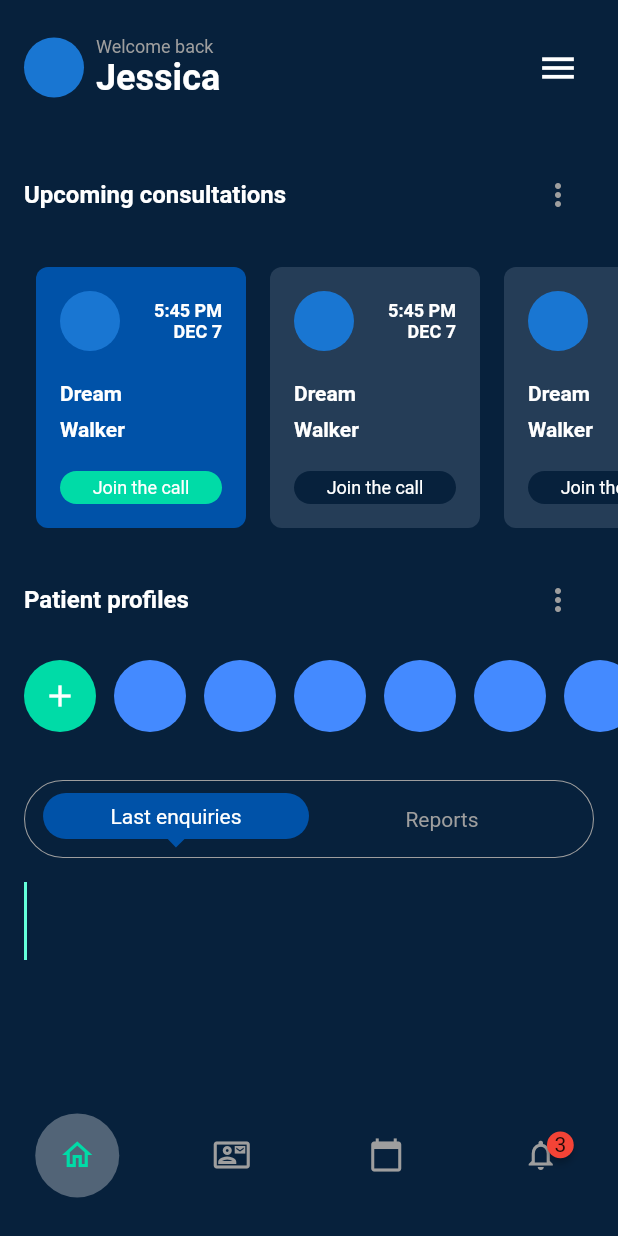
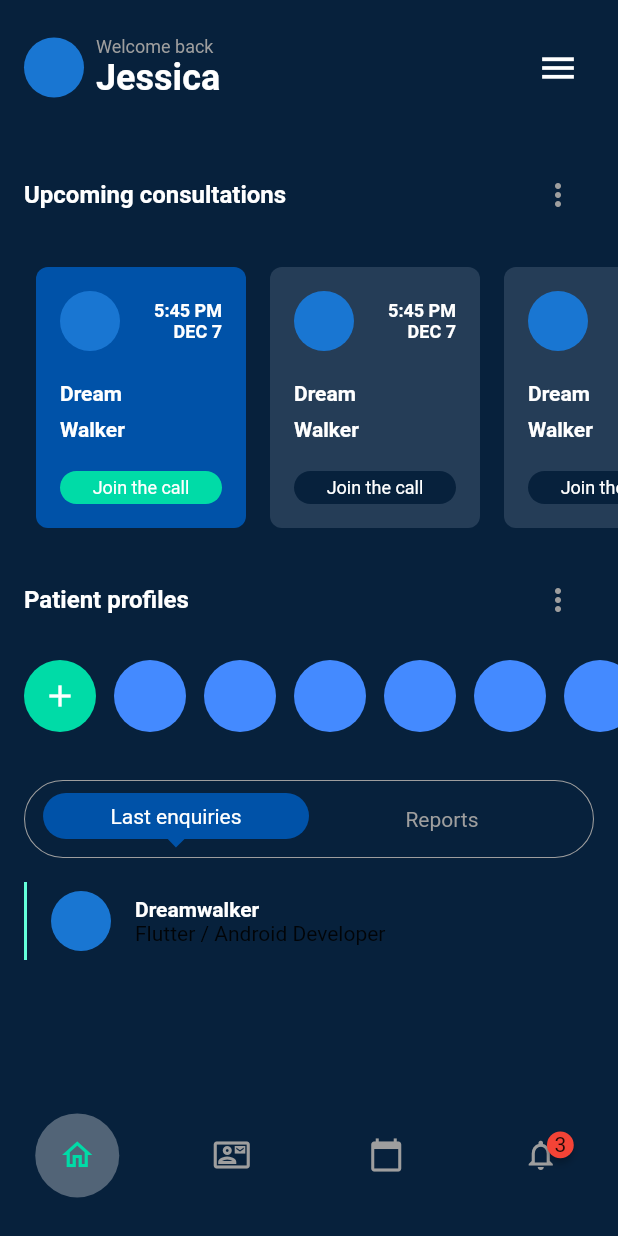
Before and after one commit to JAICHANGPARK/flutter_notebook_17th_story, a Flutter app: the MedicalMainPage screen opened directly, on a phone screen of 412 x 824 dp. Run offline on Flutter 3.47's test engine with Material 2 defaults, Android fonts, the phone set to English and light mode, and no system bars; drawn by our look-alikes of badges; our stand-ins replace cached_network_image, fl_chart, flutter_riverpod, freezed_annotation, ionicons, percent_indicator; network calls fail.

Commit message:
Update medical_main_page.dart

```diff
--- a/lib/ep1032_medical_app/src/medical_main_page.dart
+++ b/lib/ep1032_medical_app/src/medical_main_page.dart
@@ -258,12 +258,12 @@ class MedicalMainPage extends StatelessWidget {
                                 right: 0,
                                 child: Center(
                                   child: Transform.rotate(
-                                   angle: 2.5/ pi,
+                                    angle: 2.5 / pi,
                                     child: Container(
                                       height: 8,
                                       width: 8,
                                       decoration: const BoxDecoration(
-                                        color:  Color.fromRGBO(0, 82, 168, 1),
+                                        color: Color.fromRGBO(0, 82, 168, 1),
                                       ),
                                     ),
                                   ),
@@ -293,9 +293,27 @@ class MedicalMainPage extends StatelessWidget {
                         Container(
                           height: 52,
                           width: 2,
-                          decoration: BoxDecoration(
-                            color: Colors.tealAccent
-                          ),
+                          decoration: BoxDecoration(color: Colors.tealAccent),
+                        ),
+                        SizedBox(
+                          width: 16,
+                        ),
+                        CircleAvatar(),
+                        SizedBox(
+                          width: 16,
+                        ),
+                        Column(
+                          crossAxisAlignment: CrossAxisAlignment.start,
+                          children: [
+                            Text(
+                              "Dreamwalker",
+                              style: TextStyle(
+                                color: Colors.white,
+                                fontWeight: FontWeight.bold,
+                              ),
+                            ),
+                            Text("Flutter / Android Developer")
+                          ],
                         )
                       ],
                     ),
```
